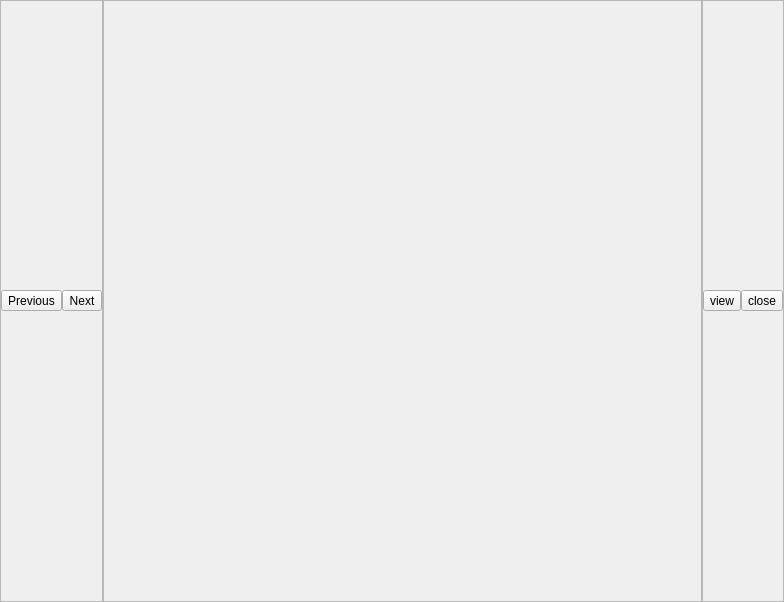
Qt form src/libskribisto-common/src/view.ui (jacquetc/skribisto) before a commit.
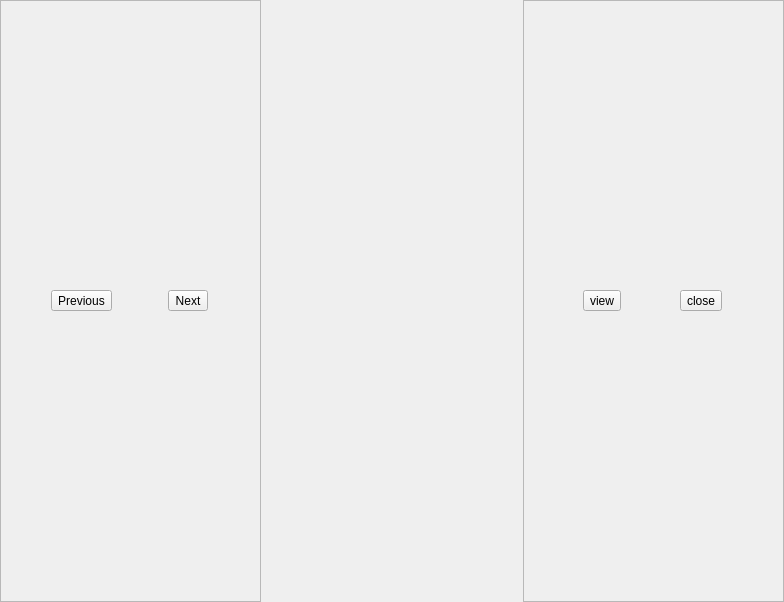
The same form after that commit. Icons and pictures are not drawn.

```diff
--- a/src/libskribisto-common/src/view.ui
+++ b/src/libskribisto-common/src/view.ui
@@ -33,7 +33,7 @@
     <number>0</number>
    </property>
    <item>
-    <layout class="QHBoxLayout" name="horizontalLayout" stretch="0,1,0">
+    <layout class="QHBoxLayout" name="toolBarLayout" stretch="0,0,0">
      <property name="spacing">
       <number>0</number>
      </property>
@@ -46,9 +46,6 @@
         <enum>QFrame::Raised</enum>
        </property>
        <layout class="QHBoxLayout" name="horizontalLayout_3">
-        <property name="spacing">
-         <number>0</number>
-        </property>
         <property name="leftMargin">
          <number>0</number>
         </property>
@@ -87,36 +84,11 @@
       </widget>
      </item>
      <item>
-      <widget class="QFrame" name="frame">
-       <property name="frameShape">
-        <enum>QFrame::StyledPanel</enum>
-       </property>
-       <property name="frameShadow">
-        <enum>QFrame::Raised</enum>
-       </property>
-       <layout class="QHBoxLayout" name="horizontalLayout_4">
+      <widget class="QWidget" name="toolBarPlaceHolder" native="true">
+       <layout class="QHBoxLayout" name="toolBarHolder">
         <property name="spacing">
          <number>0</number>
         </property>
-        <property name="leftMargin">
-         <number>0</number>
-        </property>
-        <property name="topMargin">
-         <number>0</number>
-        </property>
-        <property name="rightMargin">
-         <number>0</number>
-        </property>
-        <property name="bottomMargin">
-         <number>0</number>
-        </property>
-        <item>
-         <layout class="QHBoxLayout" name="toolBarHolder">
-          <property name="spacing">
-           <number>0</number>
-          </property>
-         </layout>
-        </item>
        </layout>
       </widget>
      </item>
```
Left out of the diff: 2 changed lines with no effect on the pictures.
